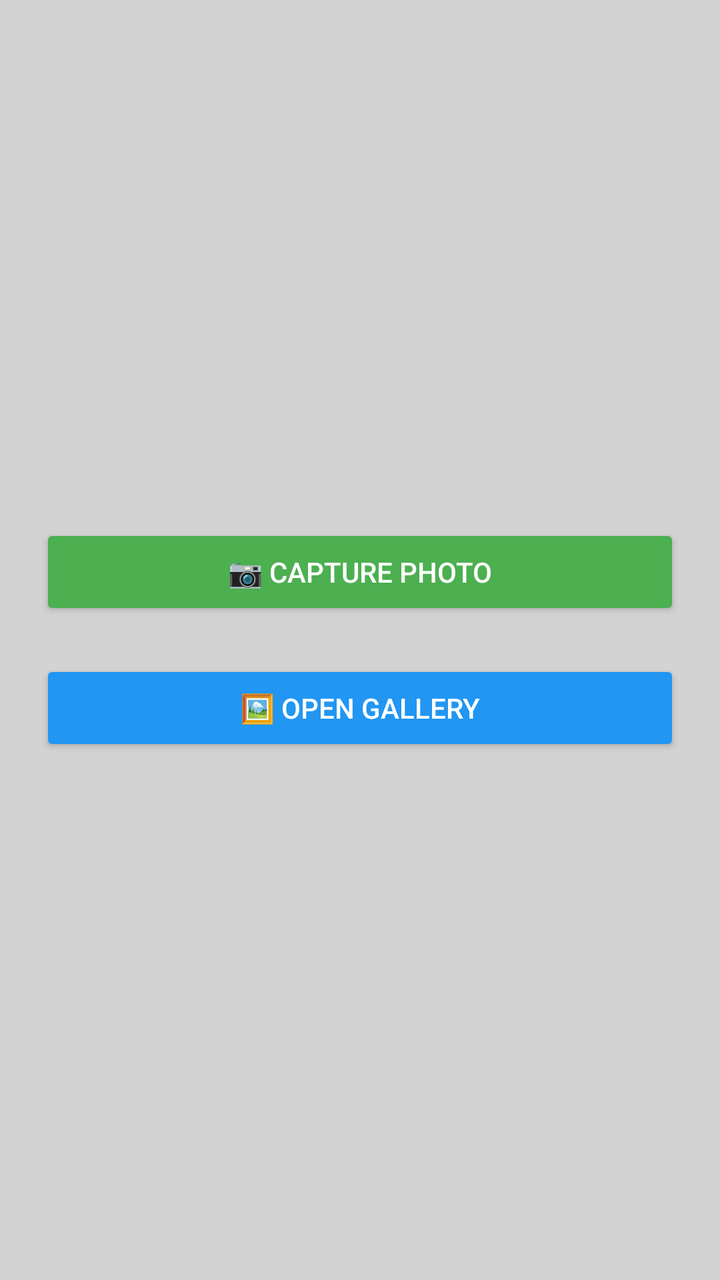
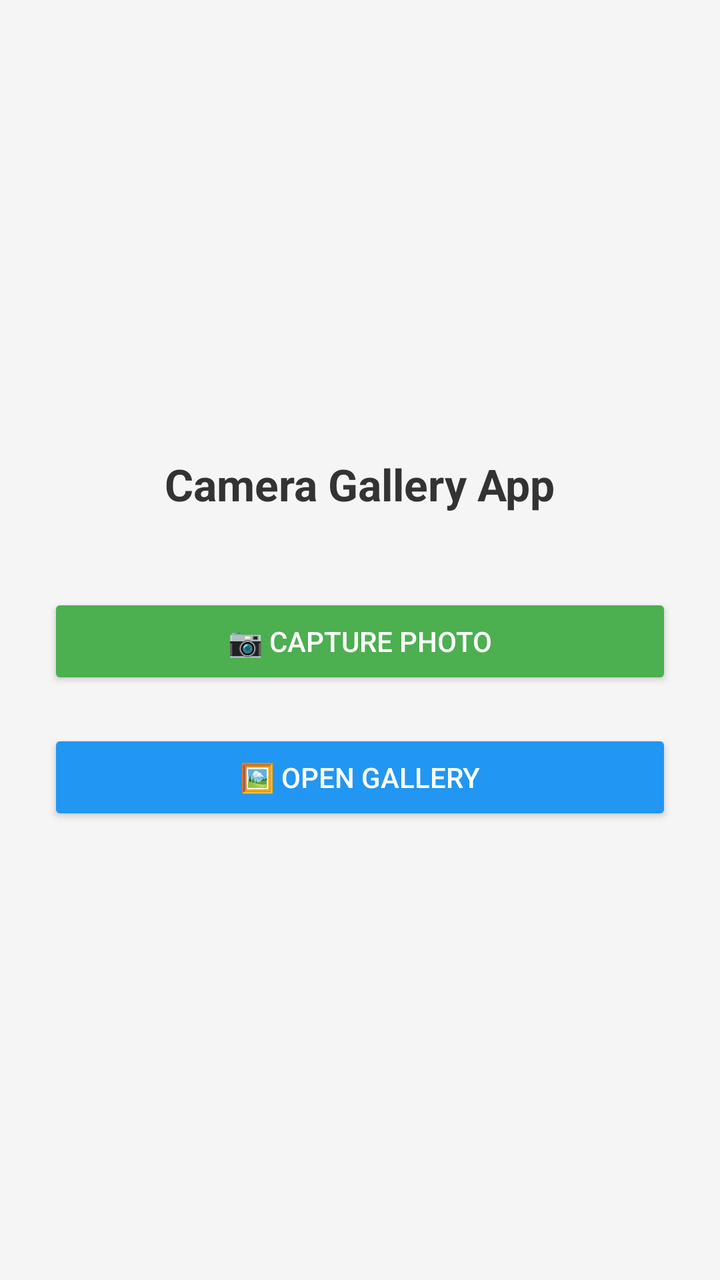

Before-and-after screenshots of an Android layout around one commit, followed by the original layout XML and the change that was made.
<!-- AndroidManifest.xml: application theme Theme.AppCompat.Light.NoActionBar -->
<!-- res/layout/activity_main.xml -->
<LinearLayout xmlns:android="http://schemas.android.com/apk/res/android"
    android:orientation="vertical"
    android:gravity="center"
    android:background="#D3D3D3"
    android:layout_width="match_parent"
    android:layout_height="match_parent"
    android:padding="20dp">

    <Button
        android:id="@+id/btnCapture"
        android:text="📷 Capture Photo"
        android:backgroundTint="#4CAF50"
        android:textColor="#FFFFFF"
        android:layout_width="match_parent"
        android:layout_height="wrap_content"
        android:layout_marginBottom="20dp"/>

    <Button
        android:id="@+id/btnGallery"
        android:text="🖼 Open Gallery"
        android:backgroundTint="#2196F3"
        android:textColor="#FFFFFF"
        android:layout_width="match_parent"
        android:layout_height="wrap_content"/>
</LinearLayout>
<!-- resources referenced by this layout -->
<resources>

</resources>

<!-- the commit's change to res/layout/activity_main.xml (unified diff, before → after) -->
@@ -1,25 +1,36 @@
 <LinearLayout xmlns:android="http://schemas.android.com/apk/res/android"
     android:orientation="vertical"
     android:gravity="center"
-    android:background="#D3D3D3"
+    android:background="#F5F5F5"
     android:layout_width="match_parent"
     android:layout_height="match_parent"
-    android:padding="20dp">
+    android:padding="24dp">
+
+    <TextView
+        android:layout_width="wrap_content"
+        android:layout_height="wrap_content"
+        android:text="Camera Gallery App"
+        android:textSize="22sp"
+        android:textStyle="bold"
+        android:textColor="#333"
+        android:layout_marginBottom="40dp"/>
 
     <Button
         android:id="@+id/btnCapture"
+        android:layout_width="match_parent"
+        android:layout_height="wrap_content"
         android:text="📷 Capture Photo"
         android:backgroundTint="#4CAF50"
         android:textColor="#FFFFFF"
-        android:layout_width="match_parent"
-        android:layout_height="wrap_content"
-        android:layout_marginBottom="20dp"/>
+        android:layout_marginBottom="20dp"
+        android:padding="12dp"/>
 
     <Button
         android:id="@+id/btnGallery"
+        android:layout_width="match_parent"
+        android:layout_height="wrap_content"
         android:text="🖼 Open Gallery"
         android:backgroundTint="#2196F3"
         android:textColor="#FFFFFF"
-        android:layout_width="match_parent"
-        android:layout_height="wrap_content"/>
+        android:padding="12dp"/>
 </LinearLayout>
